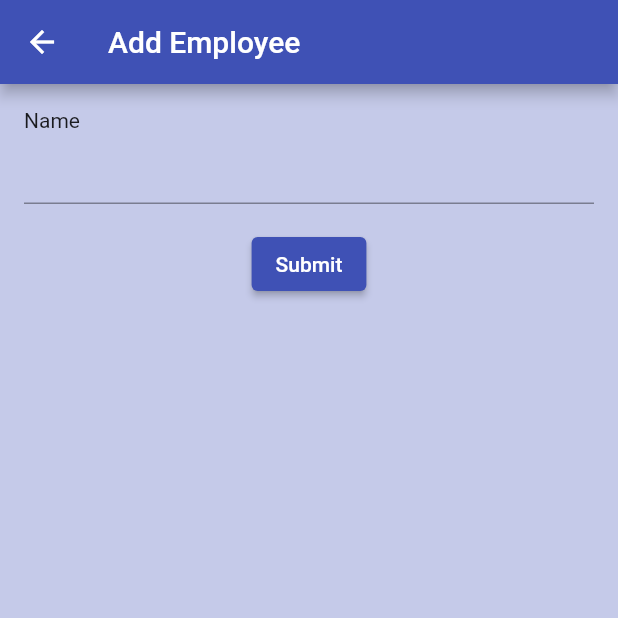
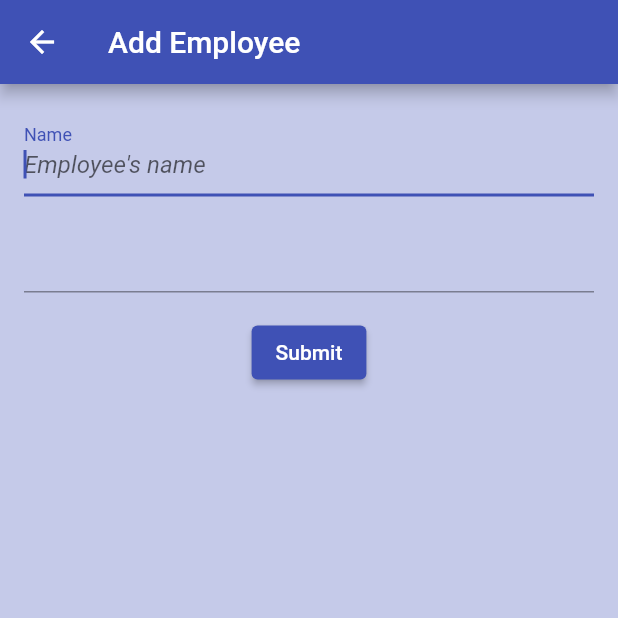
Before and after one commit to MSavioti/Estudo-SQLite, a Flutter app: the AddEmployeePage screen opened by its route, on a phone screen of 412 x 824 dp, the top half of it. Run offline on Flutter 3.47's test engine with Material 2 defaults, Android fonts, the phone set to English and light mode, and no system bars; our stand-ins replace sqflite; accounts and stored records are empty.

Commit message:
fazendo form

```diff
--- a/lib/app/pages/addEmployee/widgets/employee_form.dart
+++ b/lib/app/pages/addEmployee/widgets/employee_form.dart
@@ -32,11 +32,21 @@ class _EmployeeFormState extends State<EmployeeForm> {
         child: Column(
           crossAxisAlignment: CrossAxisAlignment.start,
           children: [
-            Text('Name'),
             TextFormField(
+              autofocus: true,
               validator: _validateTextField,
               controller: _nameController,
+              decoration: InputDecoration(
+                border: UnderlineInputBorder(),
+                labelText: 'Name',
+                hintText: 'Employee\'s name',
+                hintStyle: TextStyle(
+                  fontStyle: FontStyle.italic,
+                ),
+              ),
             ),
+            SizedBox(height: 16.0),
+            TextFormField(),
             SizedBox(height: 16.0),
             Row(
               mainAxisAlignment: MainAxisAlignment.center,
```
